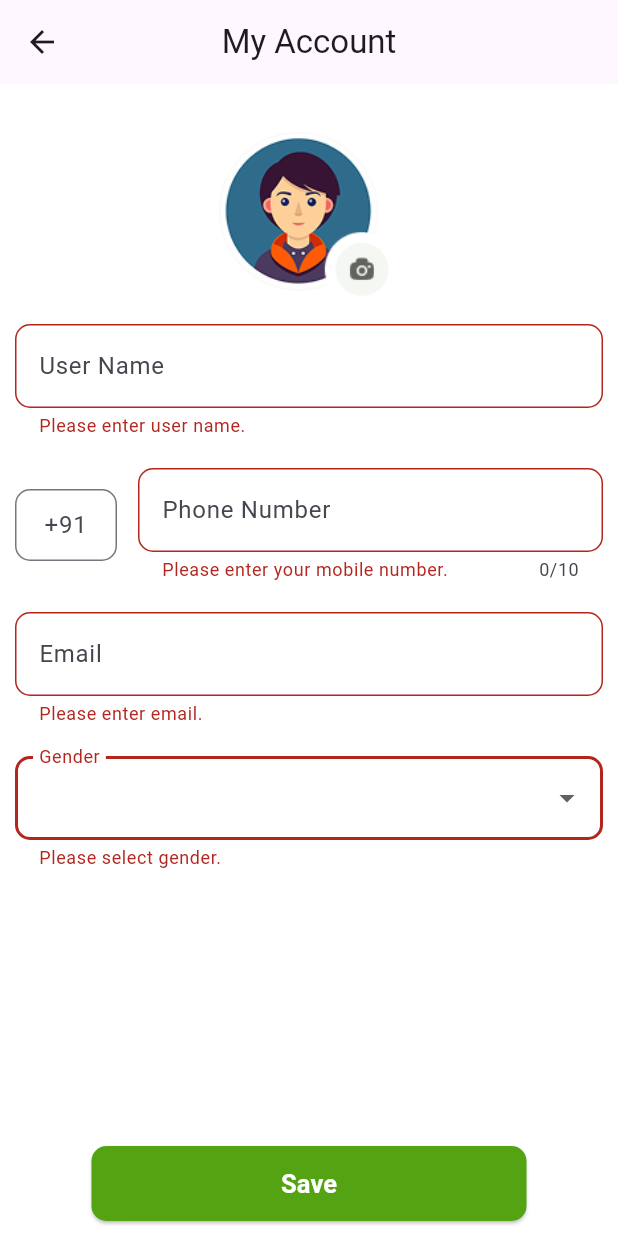
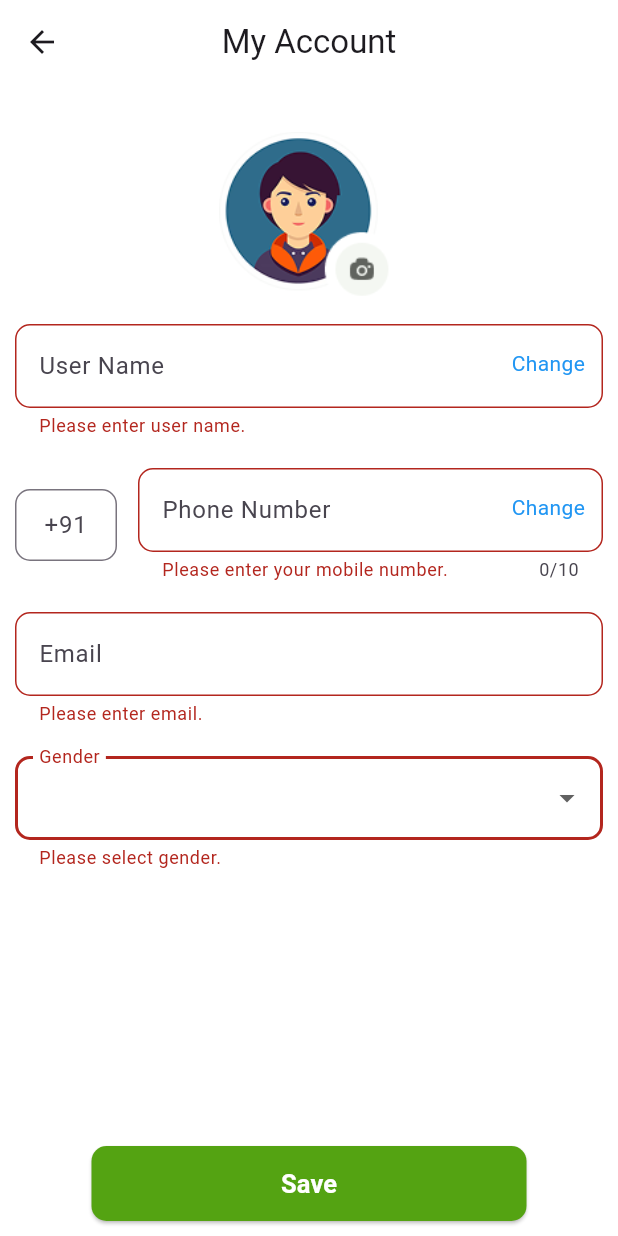
Before and after one commit to BT-Umair/my_food_app, a Flutter app: the MyAccount screen opened directly, after a tap on "Gender", after a tap on "Save", on a phone screen of 412 x 824 dp. Run offline on Flutter 3.47's test engine with Material 3 defaults, Android fonts, the phone set to English and light mode, and no system bars; our stand-ins replace carousel_slider, cloud_firestore, dotted_border, dotted_line, firebase_auth, firebase_core and 7 more; missing offline and left inert: flutter_polyline_points; accounts and stored records are empty; network calls fail.

Commit message:
Changes in ui part

```diff
--- a/lib/Utils/constants.dart
+++ b/lib/Utils/constants.dart
@@ -6,7 +6,7 @@ class Const {
   static final EMAIL = "email";
 
   // API URL.
-  static final BASE_URL = "http://192.168.0.160:8000/api/";
+  static final BASE_URL = "http://192.168.0.141:8000/api/";
 
   static final SEND_OTP = "v1/sendOtp";
   static final VERIFY_OTP = "v1/verifyOtp";
--- a/lib/Views/my_account.dart
+++ b/lib/Views/my_account.dart
@@ -26,7 +26,7 @@ class _MyAccountState extends State<MyAccount> {
 
     return Scaffold(
       resizeToAvoidBottomInset: false,
-      appBar: AppBar(title: Text("My Account"), centerTitle: true),
+      appBar: AppBar(backgroundColor: AppColors.primaryWhite, title: Text("My Account"), centerTitle: true),
       body: Padding(
         padding: EdgeInsets.all(10),
         child: Column(
@@ -52,7 +52,15 @@ class _MyAccountState extends State<MyAccount> {
               controller: vm.userNameController,
               decoration: InputDecoration(
                 hintText: "User Name",
-                suffixText: "Change",
+                suffixIcon: GestureDetector(
+                  onTap: () {
+                    vm.userNameController.clear();
+                  },
+                  child: Container(
+                    padding: const EdgeInsets.all(12.0),
+                    child: Text("Change", style: TextStyle(color: Colors.blue)),
+                  ),
+                ),
                 errorText: vm.errorUserName,
                 border: OutlineInputBorder(borderRadius: BorderRadius.circular(10)),
               ),
@@ -83,7 +91,15 @@ class _MyAccountState extends State<MyAccount> {
                     keyboardType: TextInputType.number,
                     decoration: InputDecoration(
                       border: OutlineInputBorder(borderRadius: BorderRadius.circular(10)),
-                      suffixText: 'Change',
+                      suffixIcon: GestureDetector(
+                        onTap: () {
+                          vm.phoneController.clear();
+                        },
+                        child: Container(
+                          padding: const EdgeInsets.all(12.0),
+                          child: Text("Change", style: TextStyle(color: Colors.blue)),
+                        ),
+                      ),
                       errorText: vm.errorPhone,
                       suffixStyle: TextStyle(fontSize: 14, fontWeight: FontWeight.w400, color: Color.fromRGBO(94, 173, 29, 1)),
                       hintText: 'Phone Number',
```
Also changed, not shown: assets/images/firebase.png (added).
